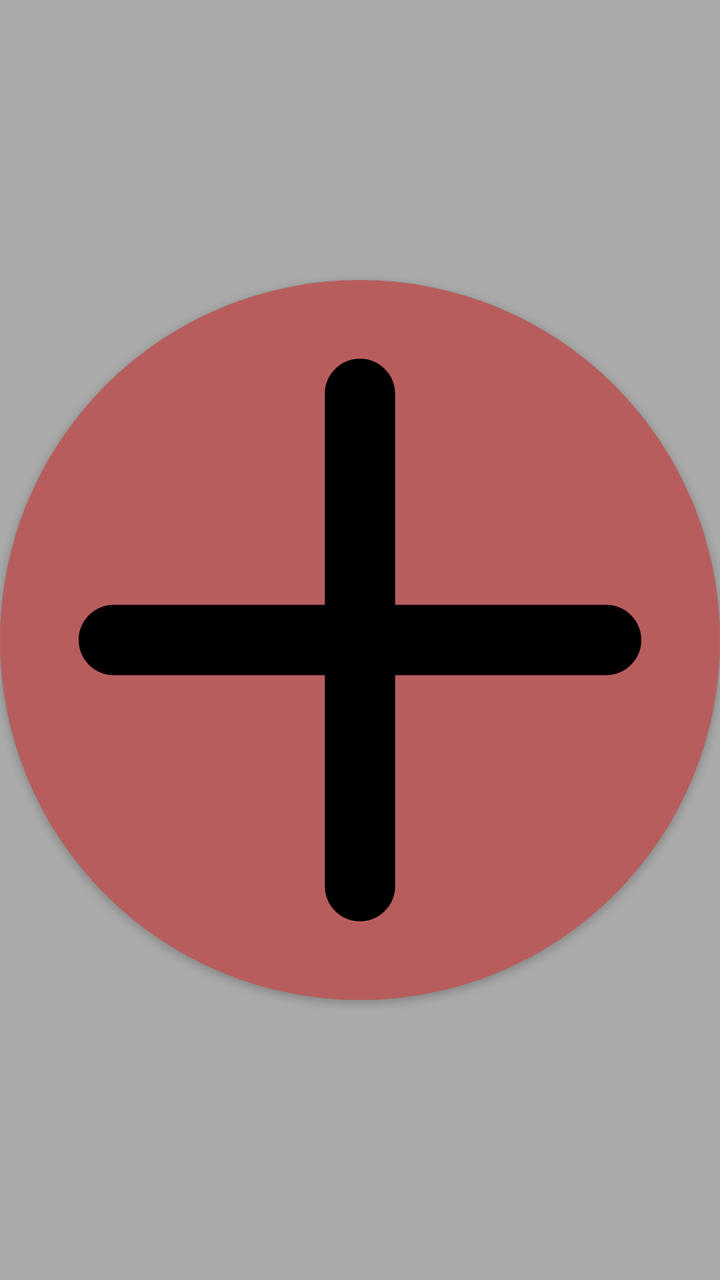
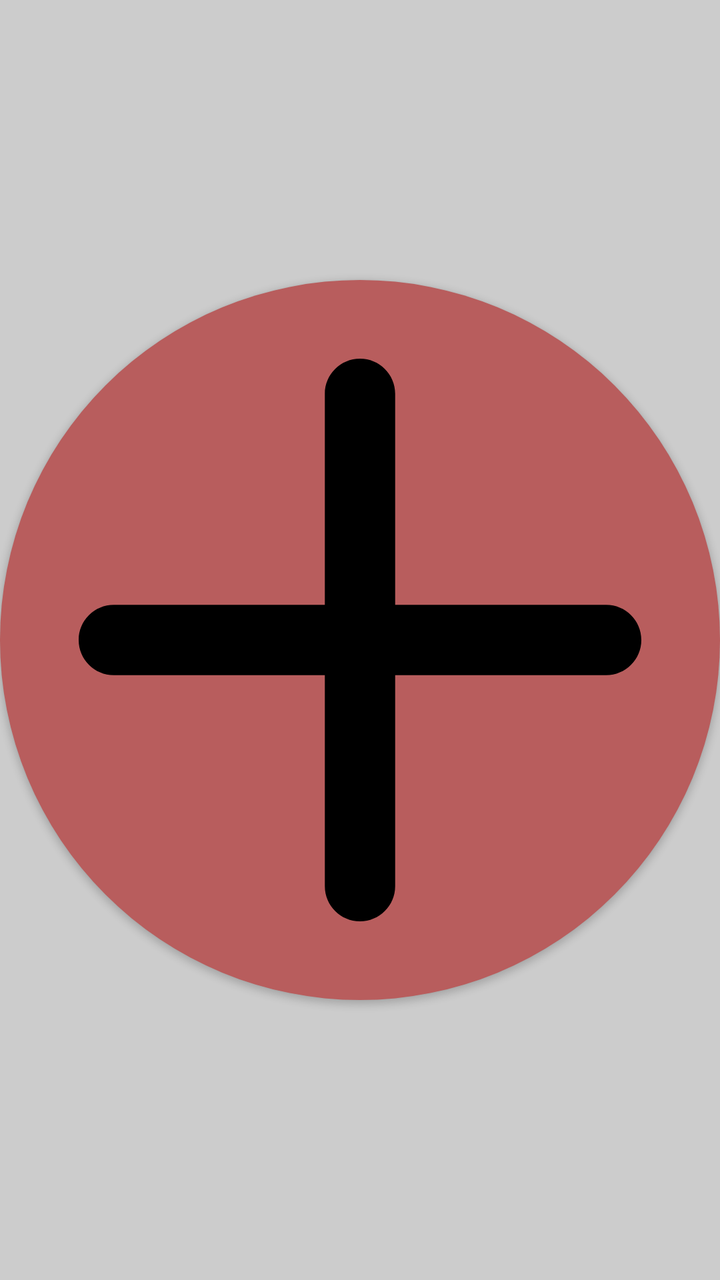

An Android layout rendered at two revisions. The XML below is the earlier revision; the diff shows what the commit changed to produce the second picture.
<!-- AndroidManifest.xml: application theme Theme.PlainContainers -->
<!-- res/layout/component_button_increment.xml -->
<?xml version="1.0" encoding="utf-8"?>
<androidx.constraintlayout.widget.ConstraintLayout xmlns:android="http://schemas.android.com/apk/res/android"
    xmlns:app="http://schemas.android.com/apk/res-auto"
    android:id="@+id/cvBtnIncrement"
    android:layout_width="wrap_content"
    android:layout_height="match_parent"
    android:layout_gravity="center"
    android:background="@color/backgroundHighlight">

    <androidx.constraintlayout.widget.Guideline
        android:id="@+id/guidelineVert1"
        android:layout_width="0dp"
        android:layout_height="wrap_content"
        android:orientation="vertical"
        app:layout_constraintGuide_percent="0.1"
    />

    <androidx.constraintlayout.widget.Guideline
        android:id="@+id/guidelineVert2"
        android:layout_width="0dp"
        android:layout_height="wrap_content"
        android:orientation="vertical"
        app:layout_constraintGuide_percent="0.9"
    />

    <androidx.constraintlayout.widget.Guideline
        android:id="@+id/guidelineHorz1"
        android:layout_width="wrap_content"
        android:layout_height="0dp"
        android:orientation="horizontal"
        app:layout_constraintGuide_percent="0.28"
    />

    <androidx.constraintlayout.widget.Guideline
        android:id="@+id/guidelineHorz2"
        android:layout_width="wrap_content"
        android:layout_height="0dp"
        android:orientation="horizontal"
        app:layout_constraintGuide_percent="0.72"
    />

    <Button
        android:id="@+id/btnIncrement"
        android:layout_width="0dp"
        android:layout_height="0dp"
        android:background="@drawable/button_round"
        android:backgroundTint="@color/button_red"
        android:contentDescription="@string/accessibility_btn_increment"
        app:layout_constraintDimensionRatio="1:1"
        app:layout_constraintTop_toTopOf="parent"
        app:layout_constraintBottom_toBottomOf="parent"
        app:layout_constraintStart_toStartOf="parent"
        app:layout_constraintEnd_toEndOf="parent"
    />

    <ImageView
        android:id="@+id/ivIncrementIcon"
        android:layout_width="0dp"
        android:layout_height="0dp"
        android:src="@drawable/plus_24"
        android:contentDescription="@string/accessibility_btn_increment"
        android:elevation="8dp"
        app:layout_constraintDimensionRatio="1:1"
        app:layout_constraintTop_toTopOf="@id/guidelineHorz1"
        app:layout_constraintBottom_toBottomOf="@id/guidelineHorz2"
        app:layout_constraintStart_toStartOf="@id/guidelineVert1"
        app:layout_constraintEnd_toEndOf="@id/guidelineVert2"
    />

</androidx.constraintlayout.widget.ConstraintLayout>
<!-- resources referenced by this layout -->
<resources>
  <color name="backgroundHighlight">@color/lightgray</color>
  <!-- drawable button_round (drawable) -->
  <?xml version="1.0" encoding="utf-8"?>
  <selector xmlns:android="http://schemas.android.com/apk/res/android">
      <item>
          <shape android:shape="oval">
              <solid android:color="#FFF"/>
          </shape>
      </item>
  </selector>
  <!-- drawable plus_24 (drawable) -->
  <vector xmlns:android="http://schemas.android.com/apk/res/android" android:height="24dp" android:viewportHeight="512" android:viewportWidth="512" android:width="24dp">
        
      <path android:fillColor="#FF000000" android:pathData="M480,224H288V32c0,-17.67 -14.33,-32 -32,-32s-32,14.33 -32,32v192H32c-17.67,0 -32,14.33 -32,32s14.33,32 32,32h192v192c0,17.67 14.33,32 32,32s32,-14.33 32,-32V288h192c17.67,0 32,-14.33 32,-32S497.67,224 480,224z"/>
      
  </vector>
  <string name="accessibility_btn_increment">Increase quantity</string>
  <style name="Theme.PlainContainers" parent="Theme.AppCompat.Light.NoActionBar">
          <item name="android:windowTranslucentStatus">true</item>
      </style>
  <color name="lightgray">#AAA</color>
</resources>

<!-- the commit's change to res/layout/component_button_increment.xml (unified diff, before → after) -->
@@ -5,7 +5,7 @@
     android:layout_width="wrap_content"
     android:layout_height="match_parent"
     android:layout_gravity="center"
-    android:background="@color/backgroundHighlight">
+    android:background="@color/backgroundFill">
 
     <androidx.constraintlayout.widget.Guideline
         android:id="@+id/guidelineVert1"
<!-- resource entries referenced after the edit -->
@@ -1,6 +1,6 @@
 <!-- resources referenced by this layout -->
 <resources>
-  <color name="backgroundHighlight">@color/lightgray</color>
+  <color name="backgroundFill">@color/light_gray_brighter</color>
   <!-- drawable button_round (drawable) -->
   <?xml version="1.0" encoding="utf-8"?>
   <selector xmlns:android="http://schemas.android.com/apk/res/android">
@@ -20,6 +20,6 @@
   <style name="Theme.PlainContainers" parent="Theme.AppCompat.Light.NoActionBar">
           <item name="android:windowTranslucentStatus">true</item>
       </style>
-  <color name="lightgray">#AAA</color>
+  <color name="light_gray_brighter">#CCC</color>
 </resources>
 
